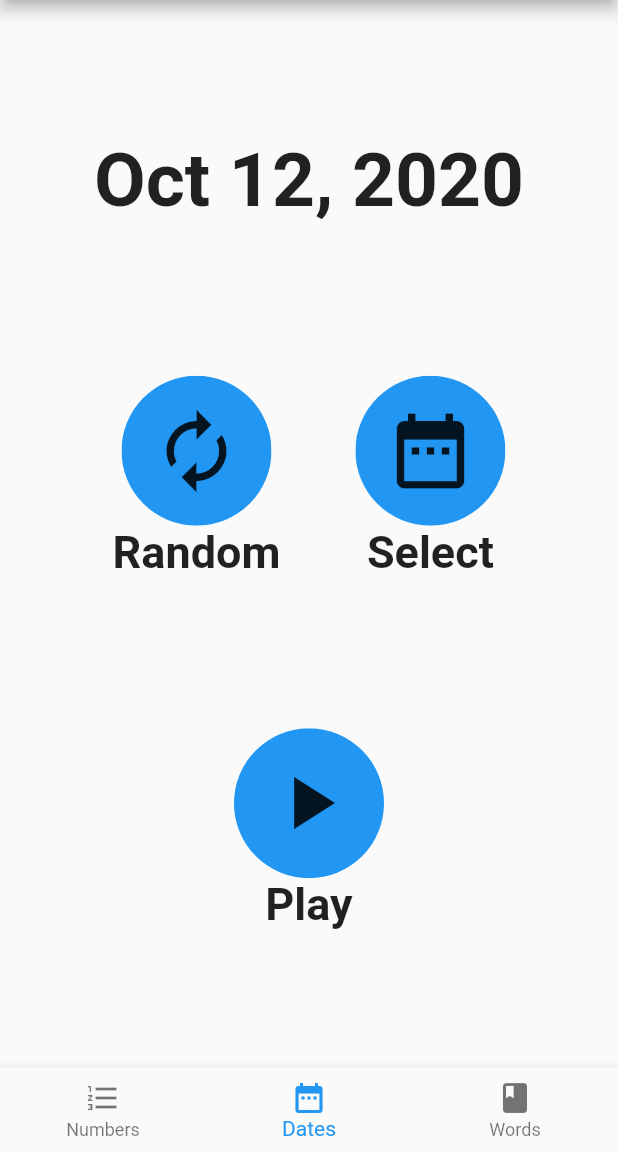
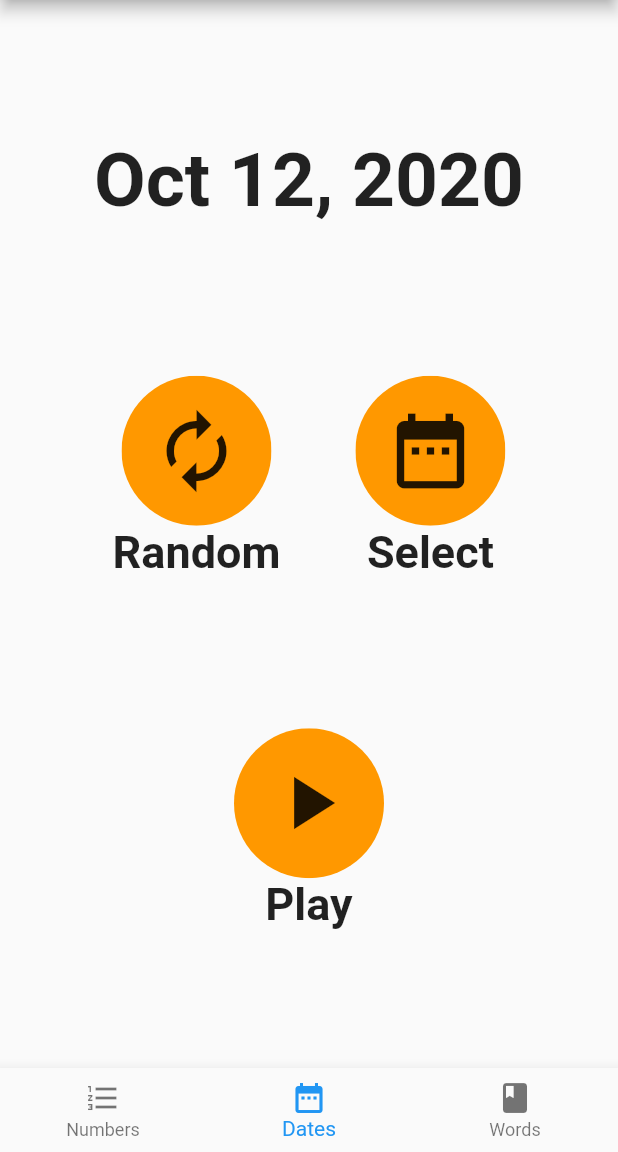
Before and after one commit to janagrill/aphasia-helper, a Flutter app: the screen it shows after launch, item 2 of the bottom bar chosen, after a tap on the "autorenew" icon, on a phone screen of 412 x 824 dp, the part 84-1236 px from its top. Run offline on Flutter 3.47's test engine with Material 2 defaults, Android fonts, the light colour scheme and no system bars; our stand-ins replace flutter_tts.

Commit message:
Add custom color to round button

```diff
--- a/lib/date_trainer.dart
+++ b/lib/date_trainer.dart
@@ -65,12 +65,14 @@ class _DateTrainerState extends State<DateTrainer> {
             RoundButton(
               text: 'Random',
               icon: Icons.autorenew,
+              backgroundColor: Colors.orange,
               onPressed: () => _regenerateDate(),
             ),
             SizedBox(width: 50),
             RoundButton(
               text: 'Select',
               icon: Icons.date_range,
+              backgroundColor: Colors.orange,
               onPressed: () => _selectDate(context),
             ),
           ],
@@ -79,6 +81,7 @@ class _DateTrainerState extends State<DateTrainer> {
         RoundButton(
           text: 'Play',
           icon: Icons.play_arrow,
+          backgroundColor: Colors.orange,
           onPressed: () => _speak(selectedDate),
         ),
       ],
--- a/lib/number_trainer.dart
+++ b/lib/number_trainer.dart
@@ -76,12 +76,14 @@ class _NumberTrainerState extends State<NumberTrainer> {
             RoundButton(
               text: 'Random',
               icon: Icons.autorenew,
+              backgroundColor: Colors.blue,
               onPressed: () => _regenerateNumber(context),
             ),
             SizedBox(width: 50),
             RoundButton(
               text: 'Input',
               icon: Icons.keyboard,
+              backgroundColor: Colors.blue,
               onPressed: () => _createAlertDialog(context).then((onValue) {
                 setState(() {
                   randomNumber = int.parse(onValue);
@@ -94,6 +96,7 @@ class _NumberTrainerState extends State<NumberTrainer> {
         RoundButton(
           text: 'Play',
           icon: Icons.play_arrow,
+          backgroundColor: Colors.blue,
           onPressed: () {
             flutterTts.speak('${randomNumber}');
           },
--- a/lib/round_button.dart
+++ b/lib/round_button.dart
@@ -3,11 +3,13 @@ import 'package:flutter/material.dart';
 class RoundButton extends StatelessWidget {
   final String text;
   final IconData icon;
+  final Color backgroundColor;
   final VoidCallback onPressed;
 
   RoundButton({
     @required this.text,
     @required this.icon,
+    @required this.backgroundColor,
     @required this.onPressed,
   });
 
@@ -18,7 +20,7 @@ class RoundButton extends StatelessWidget {
           size: Size(100, 100),
           child: ClipOval(
             child: Material(
-              color: Colors.blue,
+              color: backgroundColor,
               child: InkWell(
                 splashColor: Colors.white,
                 onTap: onPressed,
--- a/lib/word_trainer.dart
+++ b/lib/word_trainer.dart
@@ -71,12 +71,14 @@ class _WordTrainerState extends State<WordTrainer> {
             RoundButton(
               text: 'Random',
               icon: Icons.autorenew,
+              backgroundColor: Colors.green,
               onPressed: () => _refetchWord(context),
             ),
             SizedBox(width: 50),
             RoundButton(
               text: 'Input',
               icon: Icons.keyboard,
+              backgroundColor: Colors.green,
               onPressed: () => _createAlertDialog(context).then((onValue) {
                 setState(() {
                   currentWord = onValue;
@@ -89,6 +91,7 @@ class _WordTrainerState extends State<WordTrainer> {
         RoundButton(
           text: 'Play',
           icon: Icons.play_arrow,
+          backgroundColor: Colors.green,
           onPressed: () {
             flutterTts.speak(currentWord);
           },
```
